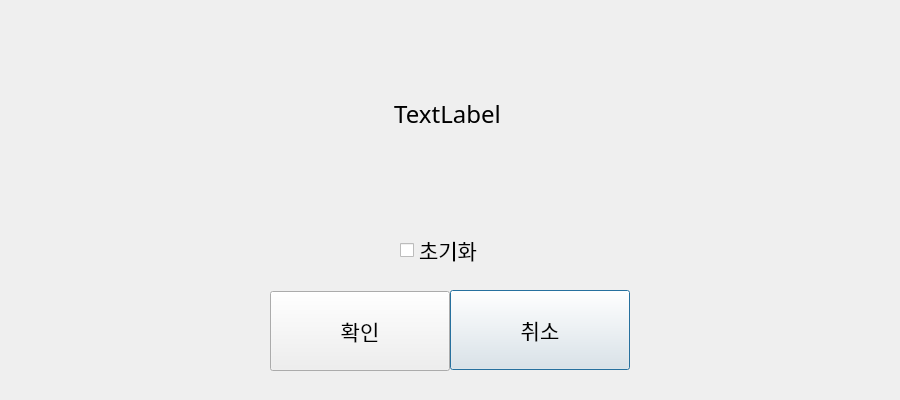
This is questiondialog.ui in topgun630831/new_tmsview_git as Qt 5 draws it before an edit. The edited form follows.
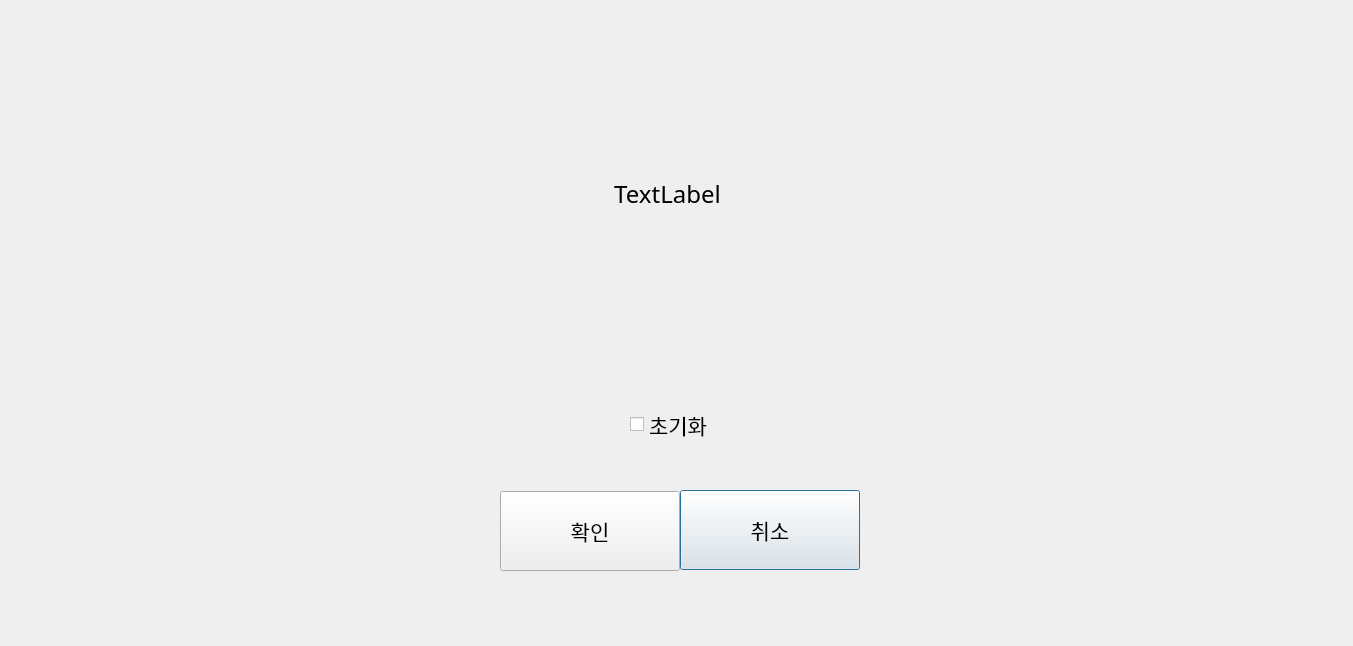
This is the edited form.

The edit to the form file:
```diff
--- a/questiondialog.ui
+++ b/questiondialog.ui
@@ -6,8 +6,8 @@
    <rect>
     <x>0</x>
     <y>0</y>
-    <width>900</width>
-    <height>400</height>
+    <width>1353</width>
+    <height>646</height>
    </rect>
   </property>
   <property name="font">
@@ -24,8 +24,8 @@
     <rect>
      <x>7</x>
      <y>13</y>
-     <width>881</width>
-     <height>201</height>
+     <width>1321</width>
+     <height>361</height>
     </rect>
    </property>
    <property name="font">
@@ -43,8 +43,8 @@
   <widget class="QPushButton" name="btnCancel">
    <property name="geometry">
     <rect>
-     <x>450</x>
-     <y>290</y>
+     <x>680</x>
+     <y>490</y>
      <width>180</width>
      <height>80</height>
     </rect>
@@ -65,8 +65,8 @@
   <widget class="QPushButton" name="btnOk">
    <property name="geometry">
     <rect>
-     <x>270</x>
-     <y>291</y>
+     <x>500</x>
+     <y>491</y>
      <width>180</width>
      <height>80</height>
     </rect>
@@ -81,10 +81,10 @@
   <widget class="QCheckBox" name="checkBox">
    <property name="geometry">
     <rect>
-     <x>400</x>
-     <y>230</y>
-     <width>81</width>
-     <height>40</height>
+     <x>630</x>
+     <y>399</y>
+     <width>181</width>
+     <height>51</height>
     </rect>
    </property>
    <property name="text">
```
